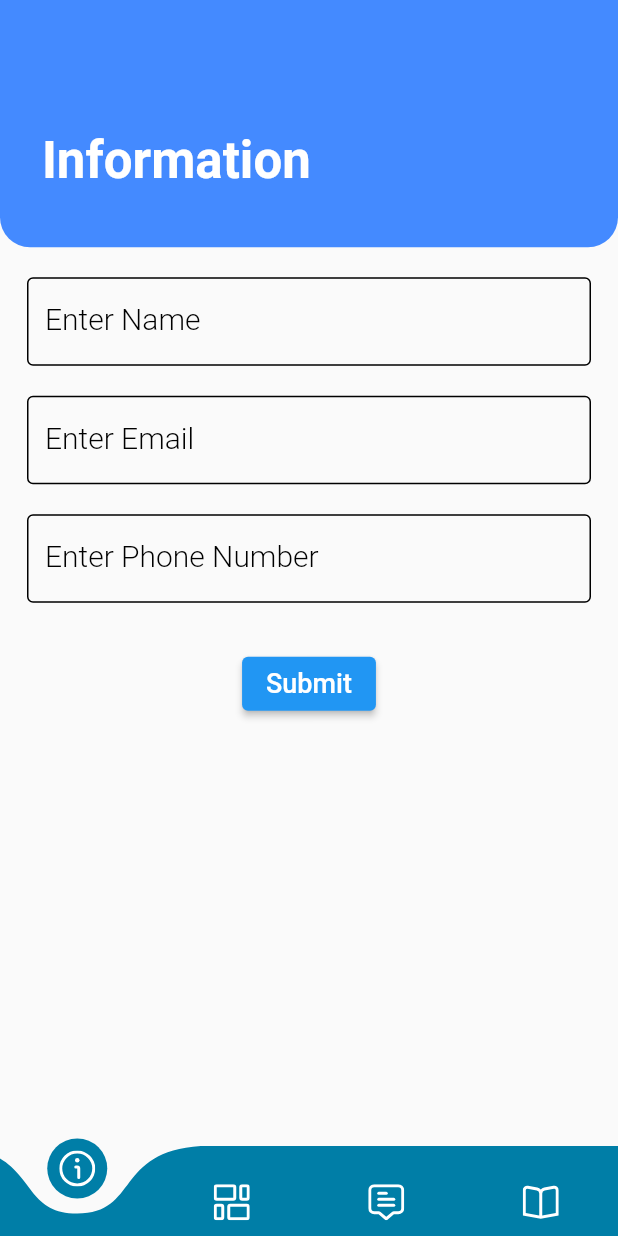
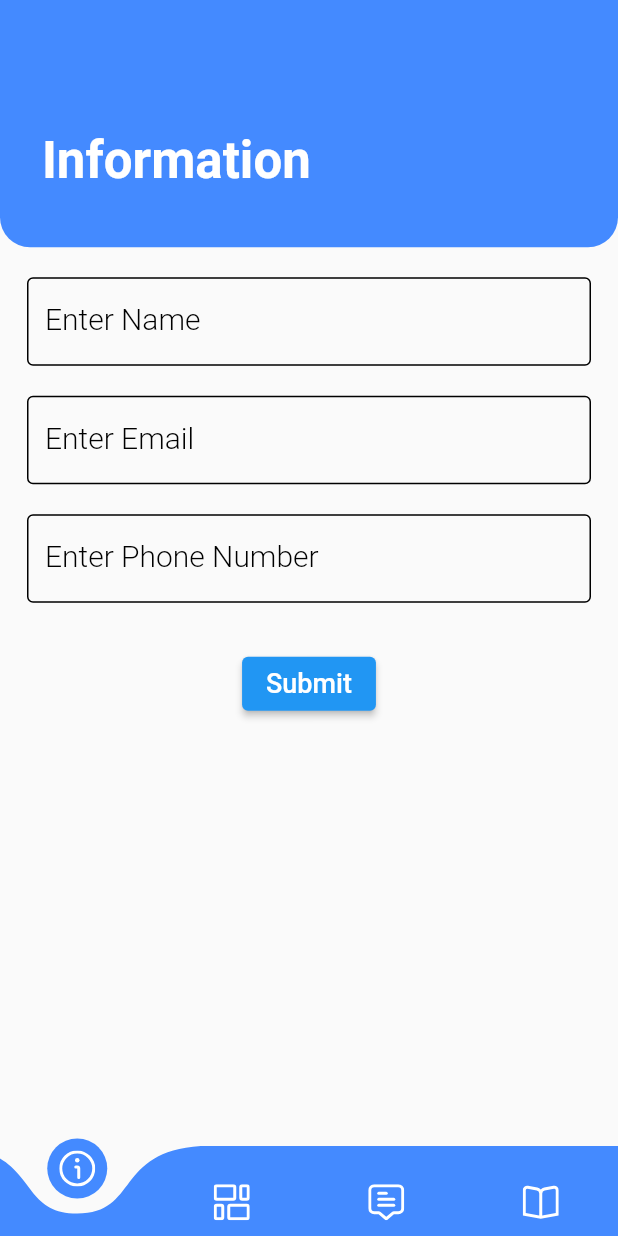
Before and after one commit to SnowJunior/Mockup, a Flutter app: the screen it shows after launch, on a phone screen of 412 x 824 dp. Run offline on Flutter 3.47's test engine with Material 2 defaults, Android fonts, the phone set to English and light mode, and no system bars; drawn by our look-alikes of curved_navigation_bar; our stand-ins replace animated_splash_screen, carousel_slider, flutter_svg, lottie.

Commit message:
house keeping

```diff
--- a/lib/routes/home.dart
+++ b/lib/routes/home.dart
@@ -33,7 +33,7 @@ class _HomeScreenState extends State<HomeScreen> {
     return Scaffold(
       body: screens[currentIndex],
       bottomNavigationBar: CurvedNavigationBar(
-        color: const Color(0xFF007EA7),
+        color: Colors.blueAccent,
         backgroundColor: Colors.transparent,
         index: currentIndex,
         onTap: (index) => setState(
```
